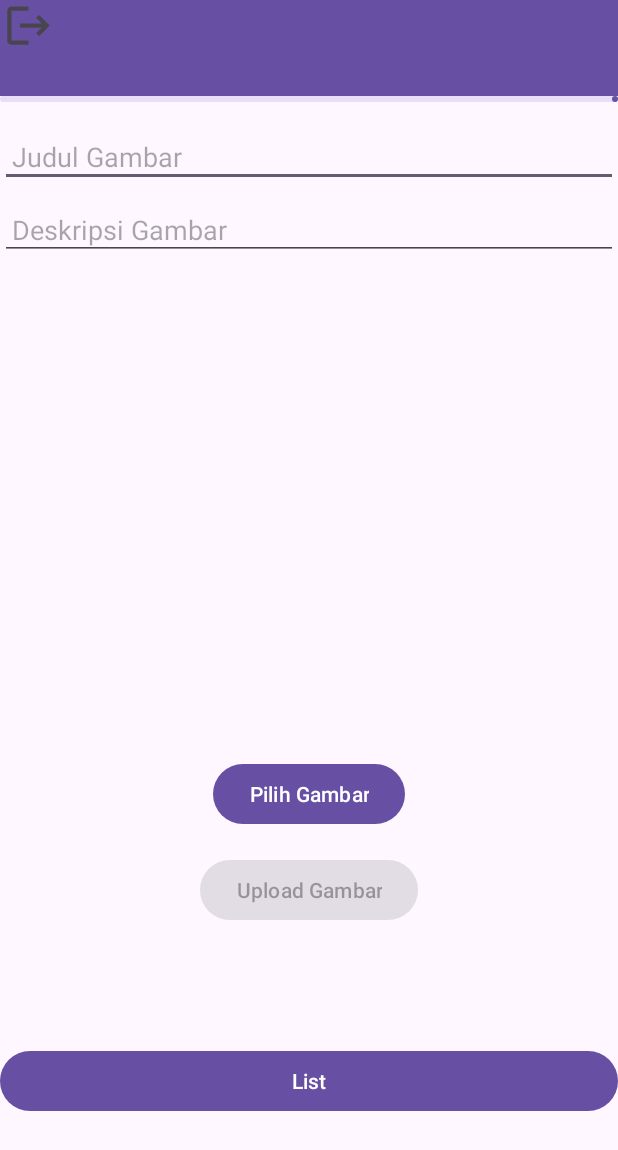
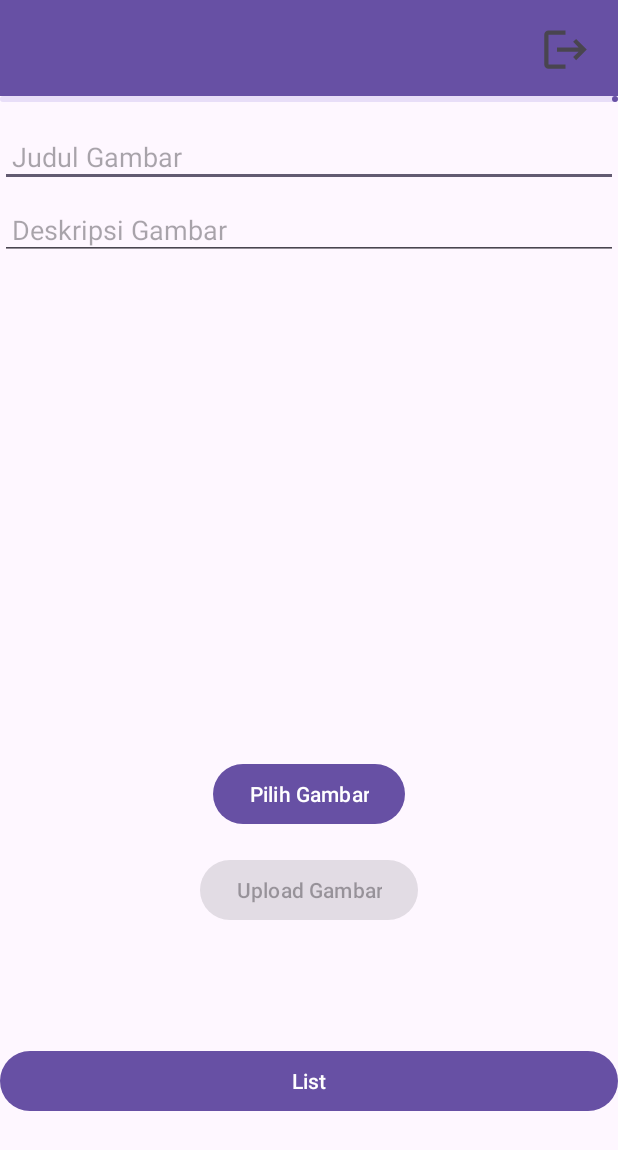
Before and after one commit to Ba3yoo/PAM-Project, an Android app: the ReportActivity screen opened directly, with no data from a screen before it, on a phone screen of 412 x 824 dp. Shown: the top 1150 px of the screen. Run offline under Robolectric (Android 15) with nearby library versions, the phone set to English and light mode, and no system bars; our stand-ins replace Firebase (no records; nobody signed in at launch, a user with empty details on screens opened directly).

Commit message:
Logout final

```diff
--- a/app/src/main/res/layout/activity_report.xml
+++ b/app/src/main/res/layout/activity_report.xml
@@ -91,7 +91,9 @@
         android:id="@+id/logout1"
         android:layout_width="38dp"
         android:layout_height="34dp"
-        app:srcCompat="@drawable/logoutpic"
-        tools:layout_editor_absoluteX="357dp"
-        tools:layout_editor_absoluteY="16dp" />
+        android:layout_marginTop="16dp"
+        android:layout_marginEnd="16dp"
+        app:layout_constraintEnd_toEndOf="parent"
+        app:layout_constraintTop_toTopOf="parent"
+        app:srcCompat="@drawable/logoutpic" />
 </androidx.constraintlayout.widget.ConstraintLayout>
```
Also changed, not shown: app/src/main/java/com/example/pam_project/ListActivity.kt (+16 -0 lines), app/src/main/java/com/example/pam_project/ReportActivity.kt (+8 -7 lines), app/src/main/res/layout/activity_list.xml (+5 -3 lines).
